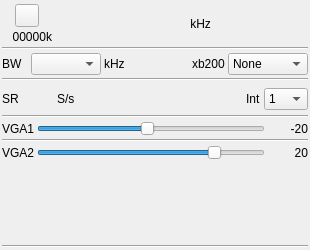
f4exb/sdrangel, file plugins/samplesink/bladerf1output/bladerf1outputgui.ui: the form before one commit.
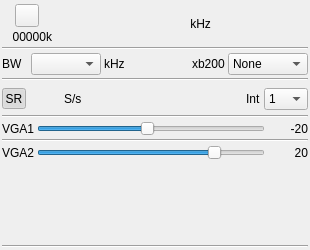
The form after the commit. Icons and pictures are not drawn. Custom widgets are drawn as their Qt base class.

Commit message: BladeRF1 output: implemented baseband or device sample rate input option

```diff
--- a/plugins/samplesink/bladerf1output/bladerf1outputgui.ui
+++ b/plugins/samplesink/bladerf1output/bladerf1outputgui.ui
@@ -300,16 +300,31 @@
       <number>2</number>
      </property>
      <item>
-      <widget class="QLabel" name="samplerateLabel">
-       <property name="sizePolicy">
-        <sizepolicy hsizetype="Maximum" vsizetype="Preferred">
-         <horstretch>0</horstretch>
-         <verstretch>0</verstretch>
-        </sizepolicy>
+      <widget class="QToolButton" name="sampleRateMode">
+       <property name="minimumSize">
+        <size>
+         <width>24</width>
+         <height>0</height>
+        </size>
+       </property>
+       <property name="maximumSize">
+        <size>
+         <width>24</width>
+         <height>16777215</height>
+        </size>
+       </property>
+       <property name="toolTip">
+        <string>Toggle between device to host (SR) and base band (BB) sample rate input</string>
        </property>
        <property name="text">
         <string>SR</string>
        </property>
+       <property name="checkable">
+        <bool>true</bool>
+       </property>
+       <property name="checked">
+        <bool>true</bool>
+       </property>
       </widget>
      </item>
      <item>
```
Left out of the diff: 2 changed lines with no effect on the pictures. The commit also changes 2 other files.
